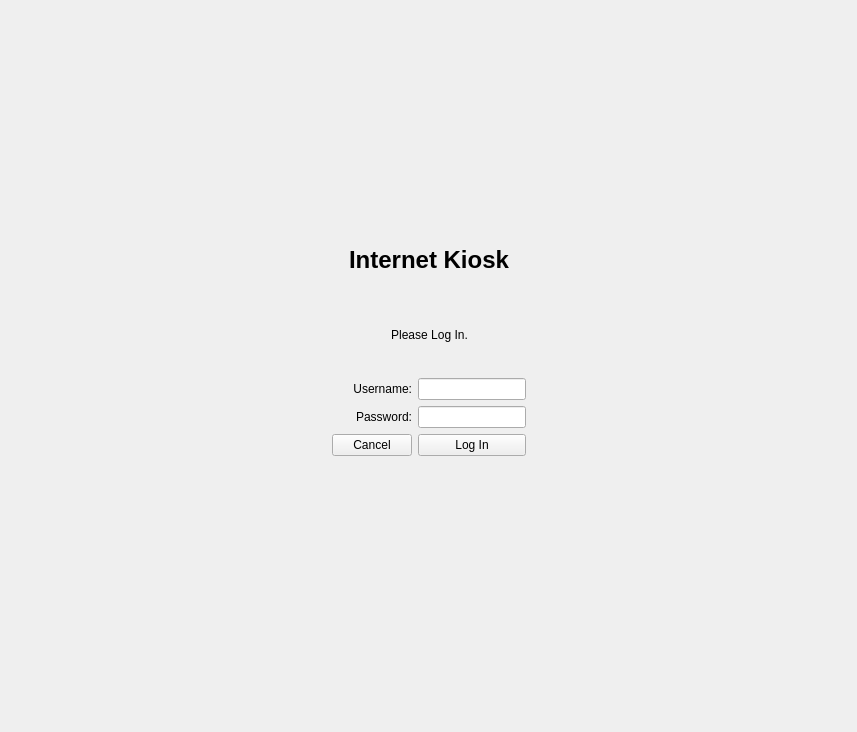
Before: the Qt Designer form loginwindow.ui in Libki/libki-client, drawn with Qt 5.
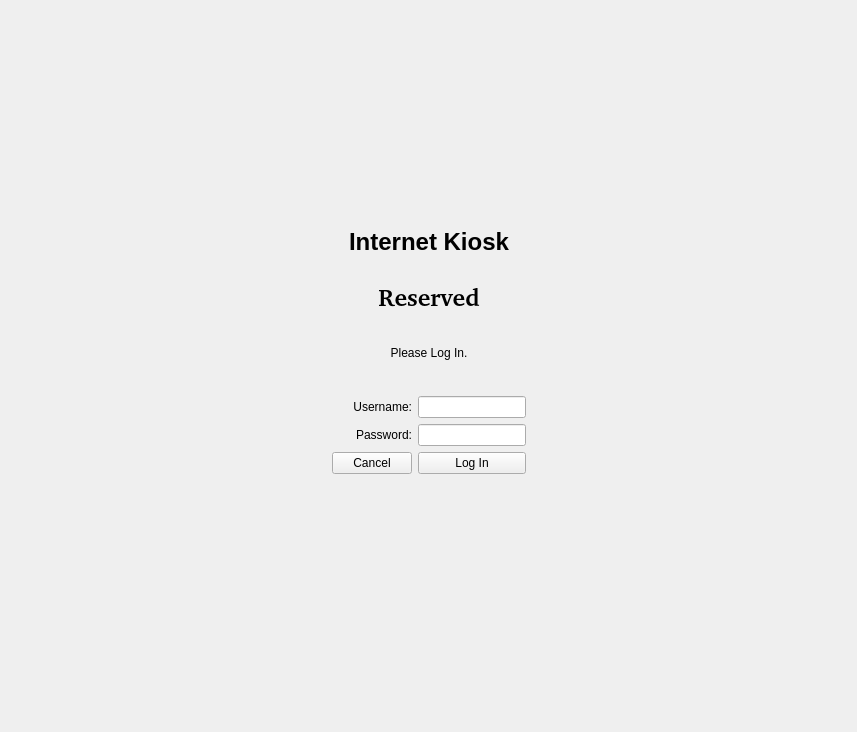
After: the same form once the commit is applied. Icons and pictures are not drawn.

Patch:
```diff
--- a/loginwindow.ui
+++ b/loginwindow.ui
@@ -119,6 +119,27 @@
         </item>
         <item>
          <layout class="QVBoxLayout" name="verticalLayout_2">
+          <item>
+           <widget class="QLabel" name="reservedLabel">
+            <property name="enabled">
+             <bool>true</bool>
+            </property>
+            <property name="font">
+             <font>
+              <family>Bitstream Charter</family>
+              <pointsize>18</pointsize>
+              <weight>75</weight>
+              <bold>true</bold>
+             </font>
+            </property>
+            <property name="text">
+             <string>Reserved</string>
+            </property>
+            <property name="alignment">
+             <set>Qt::AlignCenter</set>
+            </property>
+           </widget>
+          </item>
           <item>
            <widget class="QLabel" name="errorLabel">
             <property name="font">
```
Left out of the diff: 2 changed lines with no effect on the pictures.
